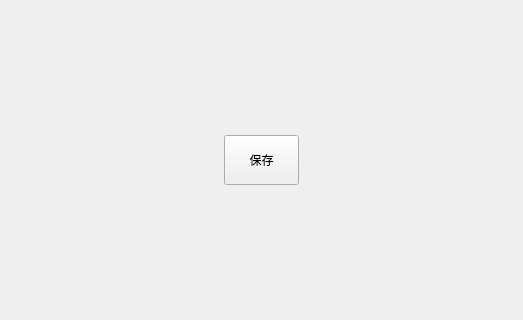
Before: the Qt Designer form QStartApp/StartApp/widget.ui in jiaqingguo/DI, drawn with Qt 5; both pictures show x 138 to 661 and y 140 to 460 of the 800 by 600 pixel window.
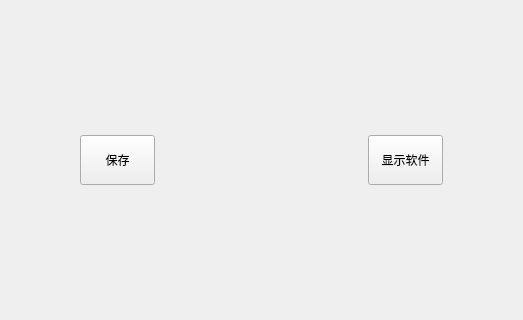
After: the same form once the commit is applied.

```diff
--- a/QStartApp/StartApp/widget.ui
+++ b/QStartApp/StartApp/widget.ui
@@ -33,6 +33,25 @@
      </property>
     </widget>
    </item>
+   <item row="0" column="1">
+    <widget class="QPushButton" name="pushButton2">
+     <property name="minimumSize">
+      <size>
+       <width>75</width>
+       <height>50</height>
+      </size>
+     </property>
+     <property name="maximumSize">
+      <size>
+       <width>75</width>
+       <height>50</height>
+      </size>
+     </property>
+     <property name="text">
+      <string>显示软件</string>
+     </property>
+    </widget>
+   </item>
   </layout>
  </widget>
  <resources/>
```
